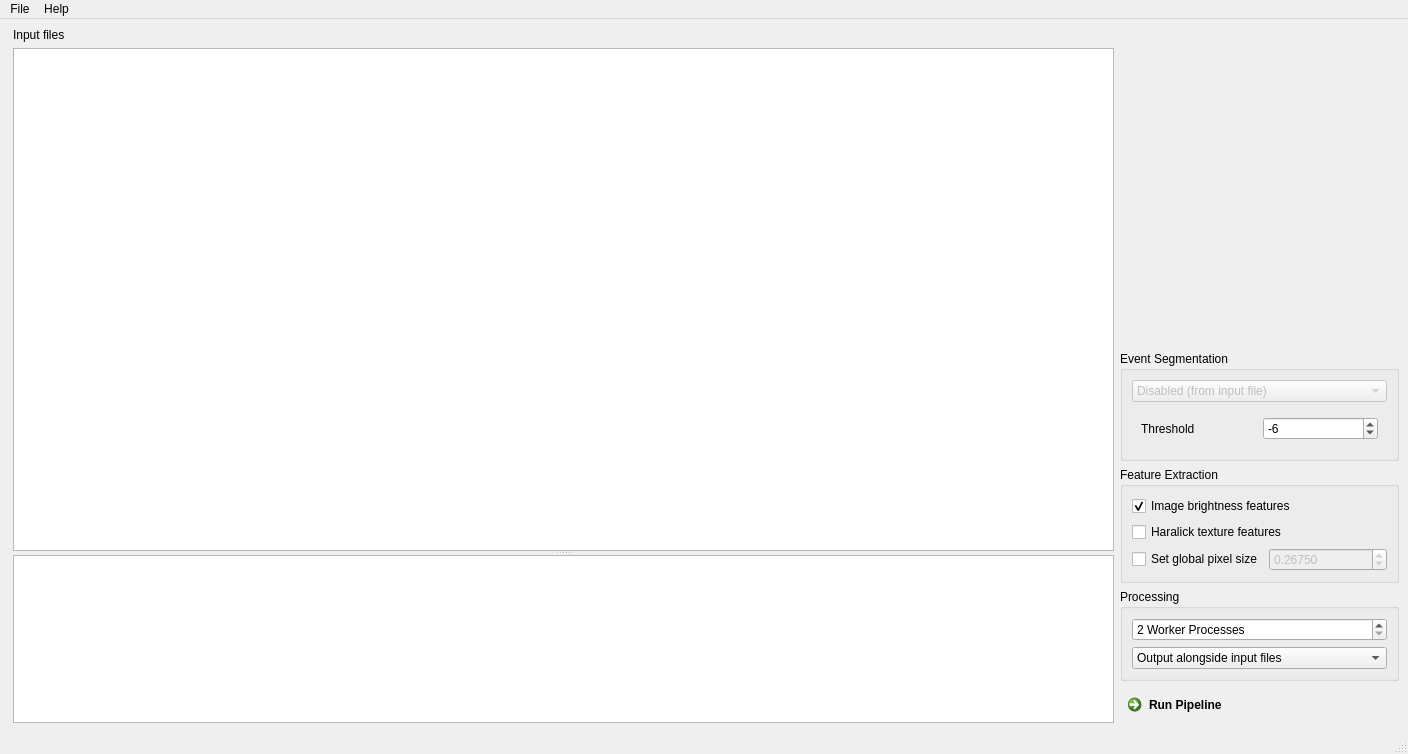
Old version of the form chipstream/gui/main_window.ui in the repository DC-analysis/ChipStream.
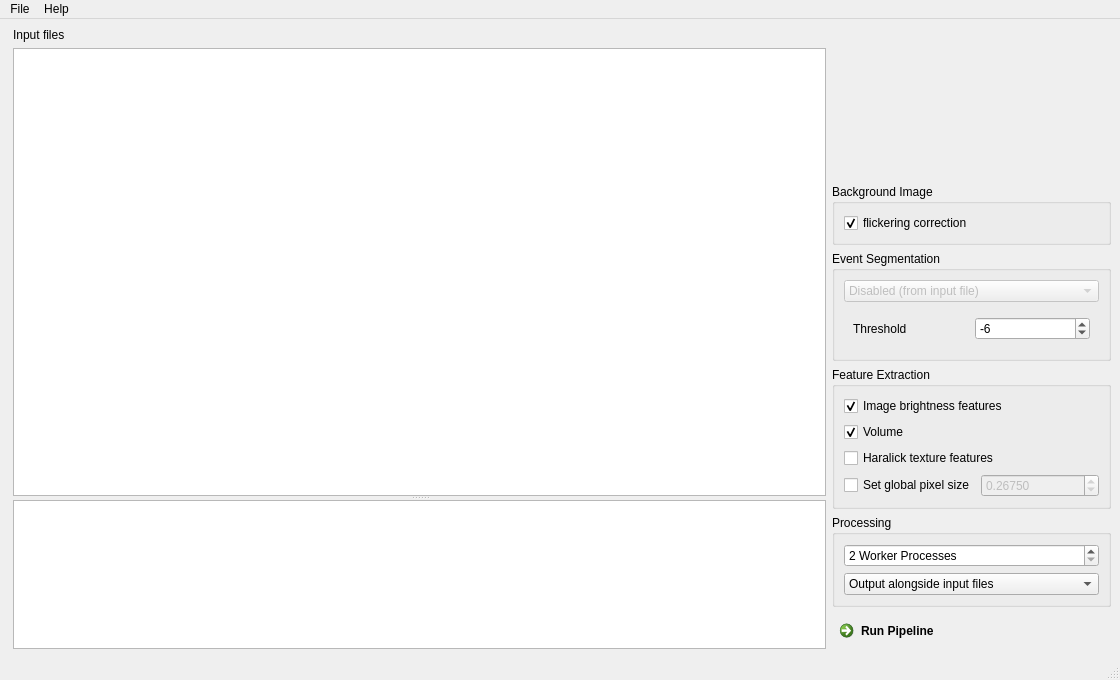
New version of the form. Custom widgets are drawn as their Qt base class.

Commit message: feat: introduce volume computation and flickering correction

What changed in the file:
```diff
--- a/chipstream/gui/main_window.ui
+++ b/chipstream/gui/main_window.ui
@@ -6,8 +6,8 @@
    <rect>
     <x>0</x>
     <y>0</y>
-    <width>1408</width>
-    <height>754</height>
+    <width>1120</width>
+    <height>680</height>
    </rect>
   </property>
   <property name="windowTitle">
@@ -122,6 +122,25 @@
          </property>
         </spacer>
        </item>
+       <item>
+        <widget class="QGroupBox" name="groupBox">
+         <property name="title">
+          <string>Background Image</string>
+         </property>
+         <layout class="QVBoxLayout" name="verticalLayout_2">
+          <item>
+           <widget class="QCheckBox" name="checkBox_bg_flickering">
+            <property name="text">
+             <string>flickering correction</string>
+            </property>
+            <property name="checked">
+             <bool>true</bool>
+            </property>
+           </widget>
+          </item>
+         </layout>
+        </widget>
+       </item>
        <item>
         <widget class="QGroupBox" name="groupBox_4">
          <property name="sizePolicy">
@@ -233,6 +252,16 @@
             </property>
            </widget>
           </item>
+          <item>
+           <widget class="QCheckBox" name="checkBox_feat_volume">
+            <property name="text">
+             <string>Volume</string>
+            </property>
+            <property name="checked">
+             <bool>true</bool>
+            </property>
+           </widget>
+          </item>
           <item>
            <widget class="QCheckBox" name="checkBox_feat_haralick">
             <property name="text">
@@ -335,7 +364,7 @@
     <rect>
      <x>0</x>
      <y>0</y>
-     <width>1408</width>
+     <width>1120</width>
      <height>22</height>
     </rect>
    </property>
```
The commit also changes 3 other files.
